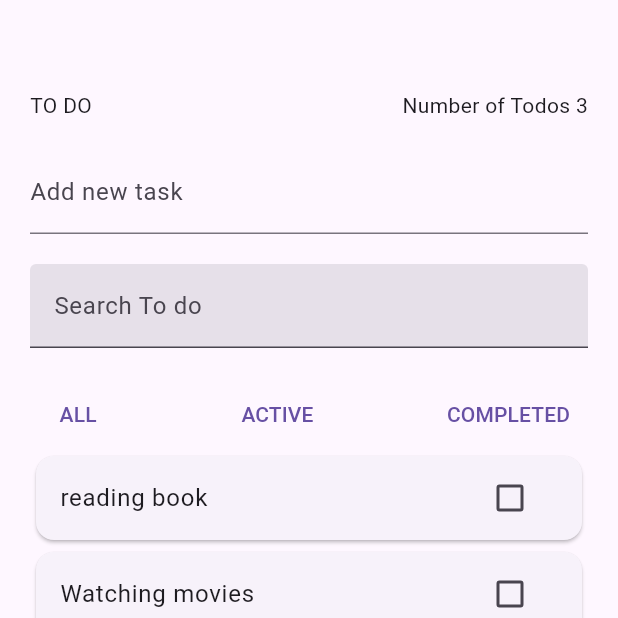
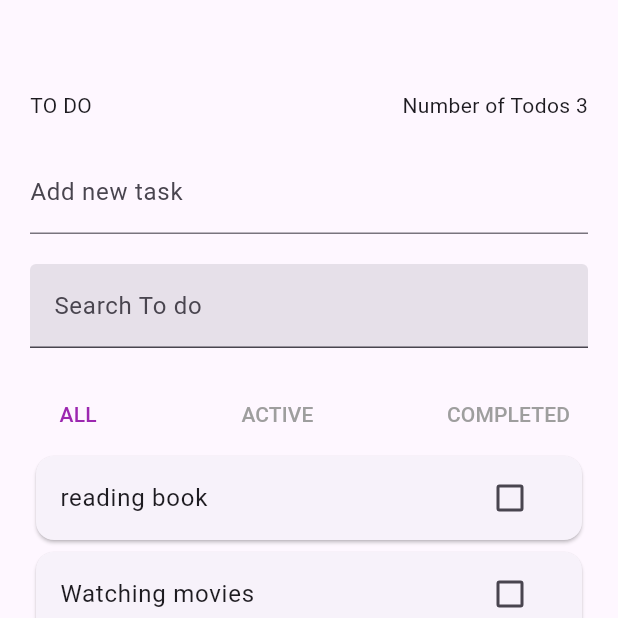
Before and after one commit to amruta123-dowell/to_do_using_bloc, a Flutter app: the screen it shows after launch, after a tap on "ALL", on a phone screen of 412 x 824 dp, the top half of it. Run offline on Flutter 3.47's test engine with Material 3 defaults, Android fonts, the phone set to English and light mode, and no system bars; our stand-ins replace bloc, equatable, flutter_bloc.

Commit message:
file was missing while commit

```diff
--- a/lib/widgets/text_widget.dart
+++ b/lib/widgets/text_widget.dart
@@ -1,5 +1,9 @@
 import 'package:flutter/material.dart';
+import 'package:flutter_bloc/flutter_bloc.dart';
+import 'package:to_do_app_bloc/filterbloc/filter_bloc.dart';
+import 'package:to_do_app_bloc/searchBloc/search_bloc.dart';
 import 'package:to_do_app_bloc/to_do_model.dart';
+import 'package:to_do_app_bloc/todoListBloc/to_do_list_bloc.dart';
 
 class TextWidget extends StatelessWidget {
   final TextEditingController searchController = TextEditingController();
@@ -13,14 +17,23 @@ class TextWidget extends StatelessWidget {
       crossAxisAlignment: CrossAxisAlignment.start,
       children: [
         TextField(
-          controller: searchController,
+          onSubmitted: (value) {
+            context.read<ToDoListBloc>().add(AddTodoEvent(description: value));
+          },
+          controller: addTextController,
           decoration: const InputDecoration(label: Text("Add new task")),
         ),
         const SizedBox(
           height: 20,
         ),
         TextFormField(
-          controller: addTextController,
+          onChanged: (value) {
+            context.read<SearchBloc>().add(SearchTextEvent(searchText: value));
+          },
+          // onFieldSubmitted: (value) {
+          //   context.read<SearchBloc>().add(SearchTextEvent(searchText: value));
+          // },
+          controller: searchController,
           decoration:
               const InputDecoration(label: Text("Search To do"), filled: true),
         ),
@@ -40,10 +53,20 @@ class TextWidget extends StatelessWidget {
 
 Widget filterButton(BuildContext context, Filter filterType) {
   return TextButton(
-      onPressed: () {},
-      child: Text(filterType == Filter.active
-          ? "ACTIVE"
-          : filterType == Filter.all
-              ? "ALL"
-              : "COMPLETED"));
+    onPressed: () {
+      context
+          .read<FilterBloc>()
+          .add(ChangeFilterEvent(newSelectedFilter: filterType));
+    },
+    child: Text(
+        filterType == Filter.active
+            ? "ACTIVE"
+            : filterType == Filter.all
+                ? "ALL"
+                : "COMPLETED",
+        style: TextStyle(
+            color: context.watch<FilterBloc>().state.filterType == filterType
+                ? Colors.purple
+                : Colors.grey)),
+  );
 }
```
